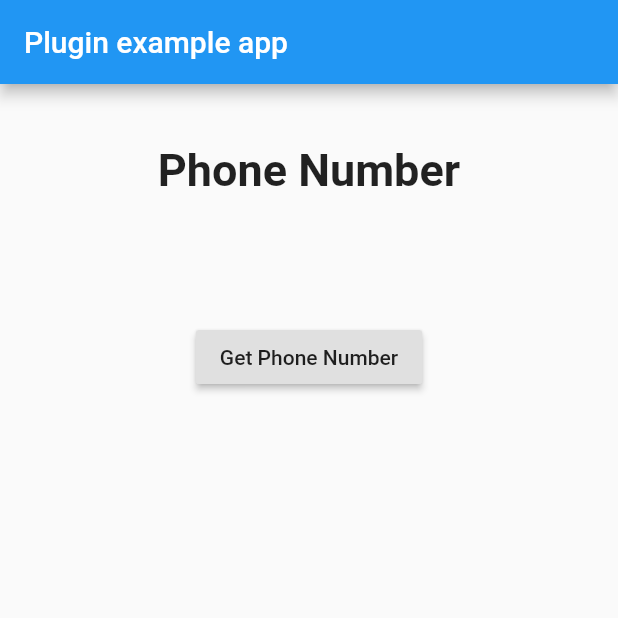
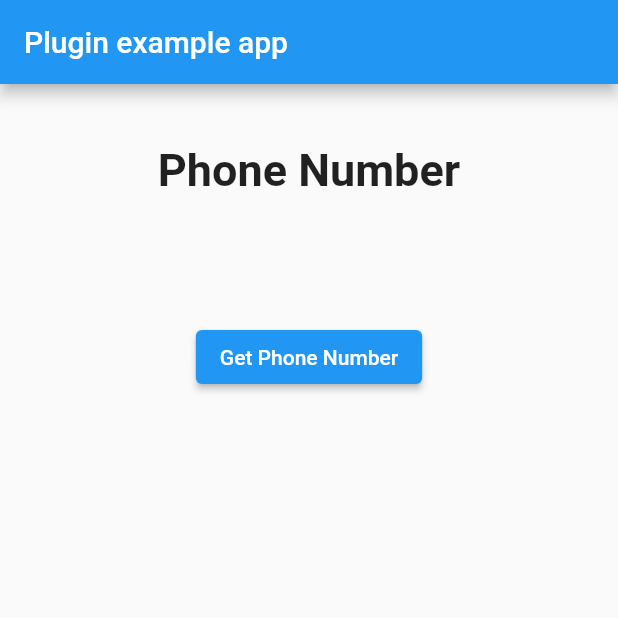
Before and after one commit to Luciferx86/PhoneSelectorPlugin, a Flutter app: the screen it shows after launch, on a phone screen of 412 x 824 dp, the top half of it. Run offline on Flutter 3.47's test engine with Material 2 defaults, Android fonts, the phone set to English and light mode, and no system bars.

Commit message:
added null-safety

```diff
--- a/example/lib/main.dart
+++ b/example/lib/main.dart
@@ -63,7 +63,7 @@ class _MyAppState extends State<MyApp> {
               SizedBox(
                 height: 40,
               ),
-              RaisedButton(
+              ElevatedButton(
                 onPressed: () {
                   _getPhoneNumber();
                 },
--- a/lib/phone_selector.dart
+++ b/lib/phone_selector.dart
@@ -8,8 +8,8 @@ class PhoneSelector {
       const MethodChannel('luciferx86.flutter.plugins.phoneselector');
 
   /// Method used to call the Phone Selector API in Android
-  static Future<String> getPhoneNumber() async {
-    final String version = await _channel.invokeMethod('callPhoneSelector');
+  static Future<String?> getPhoneNumber() async {
+    final String? version = await _channel.invokeMethod('callPhoneSelector');
     return version;
   }
 }
--- a/pubspec.yaml
+++ b/pubspec.yaml
@@ -1,17 +1,17 @@
 name: phone_selector
 description: A flutter plugin to invoke the PhoneSelector API for Android
-version: 2.0.7
+version: 3.0.0
 author: Akshay Arora<akshayarora.10.6.97@gmail.com>
 homepage: https://github.com/Luciferx86/PhoneSelectorPlugin
 
 environment:
-  sdk: ">=2.7.0 <3.0.0"
+  sdk: ">=2.12.0 <3.0.0"
   flutter: ">=1.20.0"
 
 dependencies:
   flutter:
     sdk: flutter
-  flutter_plugin_android_lifecycle: ^1.0.11
+  flutter_plugin_android_lifecycle: ^2.0.0
 
 dev_dependencies:
   flutter_test:
```
Also changed, not shown: example/pubspec.lock, pubspec.lock, 4 other files.
